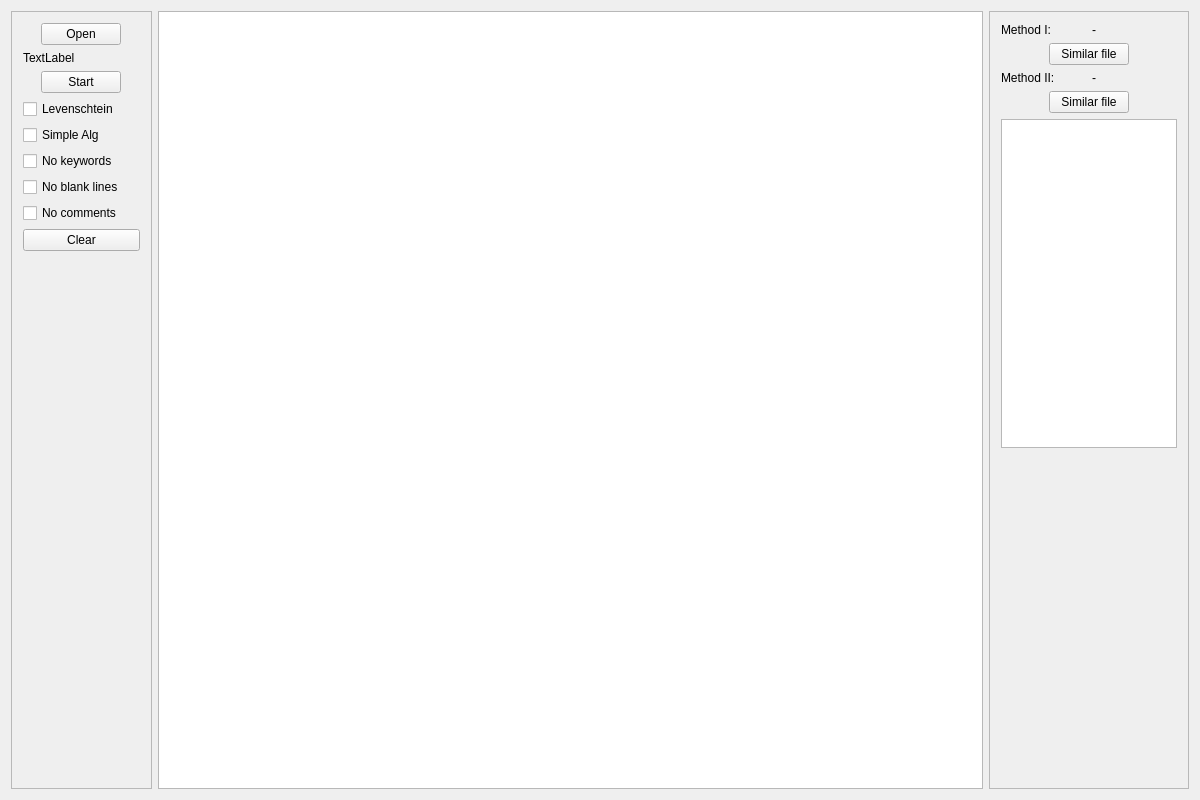
This is Projekt/project/app/mainwindow.ui in MichalBernacki/Plagiarism_detection_app as Qt 5 draws it before an edit. The edited form follows.
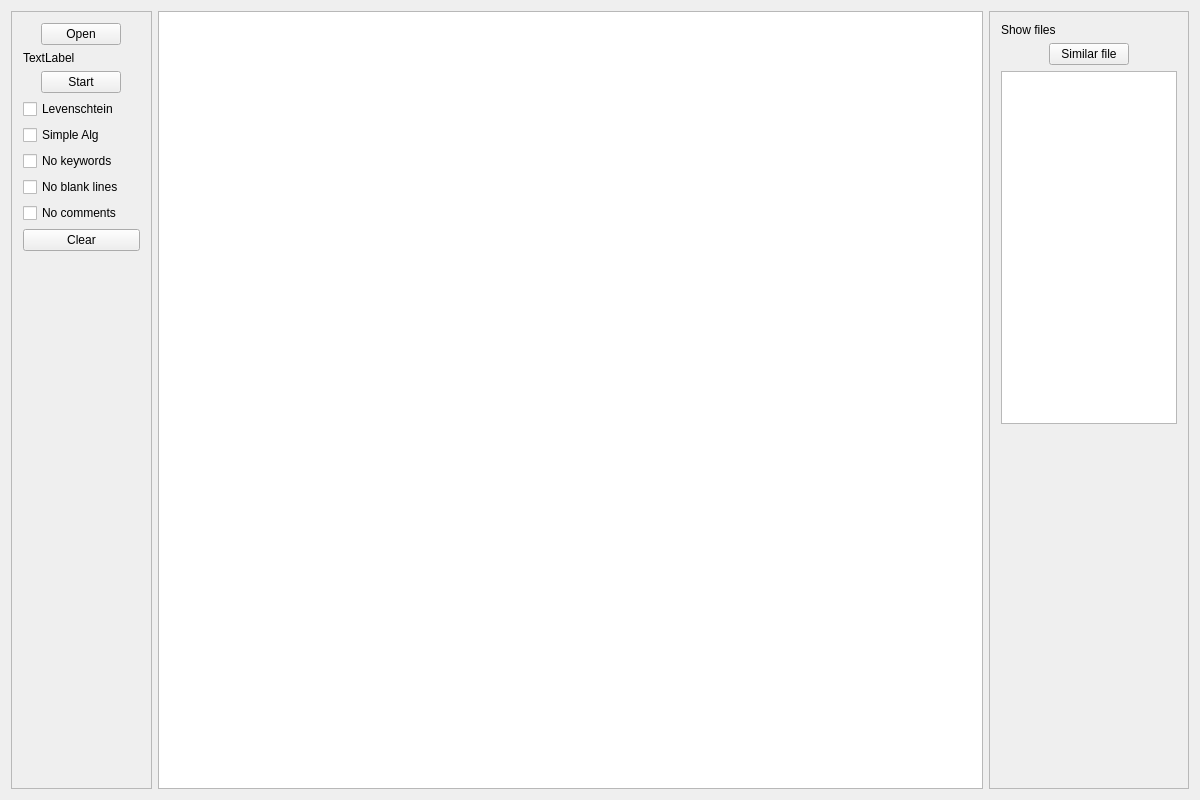
This is the edited form.

Commit message: removed one button + changed signal connection

Diff of the .ui file:
```diff
--- a/Projekt/project/app/mainwindow.ui
+++ b/Projekt/project/app/mainwindow.ui
@@ -44,14 +44,7 @@
            <item>
             <widget class="QLabel" name="label">
              <property name="text">
-              <string>Method I:</string>
-             </property>
-            </widget>
-           </item>
-           <item>
-            <widget class="QLabel" name="laM1">
-             <property name="text">
-              <string>-</string>
+              <string>Show files</string>
              </property>
             </widget>
            </item>
@@ -96,65 +89,6 @@
          </item>
         </layout>
        </item>
-       <item>
-        <layout class="QVBoxLayout" name="layM2">
-         <item>
-          <layout class="QHBoxLayout" name="horizontalLayout_4">
-           <item>
-            <widget class="QLabel" name="label_2">
-             <property name="text">
-              <string>Method II:</string>
-             </property>
-            </widget>
-           </item>
-           <item>
-            <widget class="QLabel" name="laM2">
-             <property name="text">
-              <string>-</string>
-             </property>
-            </widget>
-           </item>
-          </layout>
-         </item>
-         <item>
-          <layout class="QHBoxLayout" name="horizontalLayout_8">
-           <item>
-            <spacer name="horizontalSpacer_7">
-             <property name="orientation">
-              <enum>Qt::Horizontal</enum>
-             </property>
-             <property name="sizeHint" stdset="0">
-              <size>
-               <width>40</width>
-               <height>20</height>
-              </size>
-             </property>
-            </spacer>
-           </item>
-           <item>
-            <widget class="QPushButton" name="pbFileM2">
-             <property name="text">
-              <string>Similar file</string>
-             </property>
-            </widget>
-           </item>
-           <item>
-            <spacer name="horizontalSpacer_8">
-             <property name="orientation">
-              <enum>Qt::Horizontal</enum>
-             </property>
-             <property name="sizeHint" stdset="0">
-              <size>
-               <width>40</width>
-               <height>20</height>
-              </size>
-             </property>
-            </spacer>
-           </item>
-          </layout>
-         </item>
-        </layout>
-       </item>
        <item>
         <widget class="QListWidget" name="lwResults"/>
        </item>
```
The commit also changes 2 other files.
